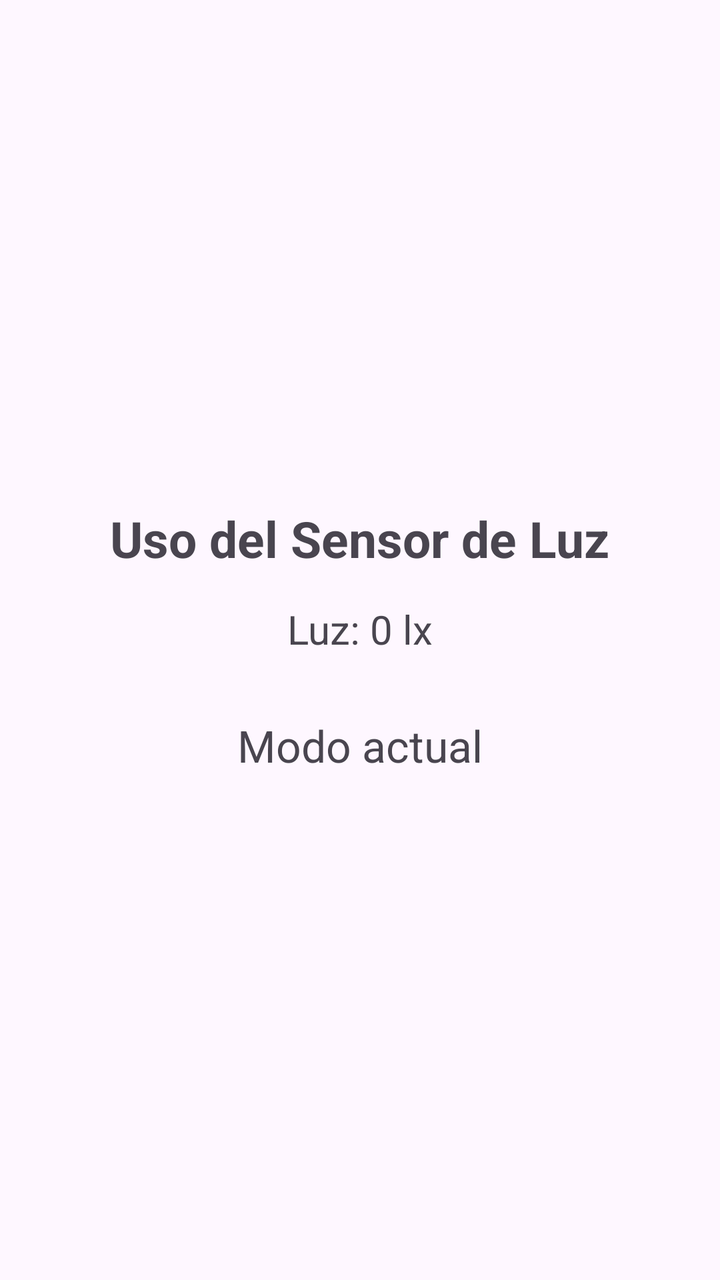
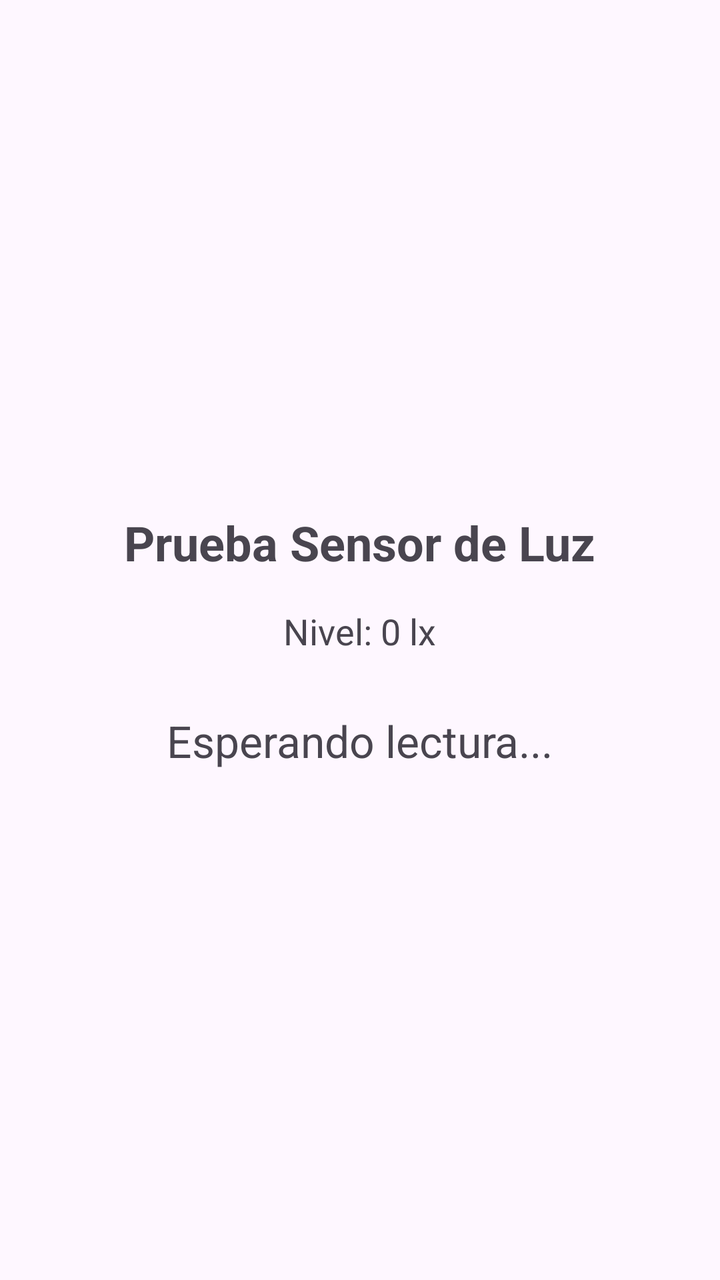

Before-and-after screenshots of an Android layout around one commit, followed by the original layout XML and the change that was made.
<!-- AndroidManifest.xml: application theme Theme.Sensor_Dinamico -->
<!-- res/layout/activity_main.xml -->
<?xml version="1.0" encoding="utf-8"?>
<androidx.constraintlayout.widget.ConstraintLayout xmlns:android="http://schemas.android.com/apk/res/android"
    xmlns:app="http://schemas.android.com/apk/res-auto"
    xmlns:tools="http://schemas.android.com/tools"
    android:id="@+id/main"
    android:layout_width="match_parent"
    android:layout_height="match_parent"
    tools:context=".MainActivity">

    <LinearLayout
        android:id="@+id/LayoutColor"
        android:layout_width="match_parent"
        android:layout_height="match_parent"
        android:gravity="center"
        android:orientation="vertical"
        android:padding="20dp">

        <TextView
            android:id="@+id/tvTitulo"
            android:layout_width="wrap_content"
            android:layout_height="wrap_content"
            android:text="Uso del Sensor de Luz"
            android:textStyle="bold"
            android:textSize="25sp" />

        <TextView
            android:id="@+id/tvValores"
            android:layout_width="wrap_content"
            android:layout_height="wrap_content"
            android:layout_marginTop="15dp"
            android:text="Luz: 0 lx"
            android:textSize="20sp" />

        <TextView
            android:id="@+id/tvEstado"
            android:layout_width="wrap_content"
            android:layout_height="wrap_content"
            android:layout_marginTop="30dp"
            android:textSize="22sp"
            android:text="Modo actual" />

    </LinearLayout>

</androidx.constraintlayout.widget.ConstraintLayout>
<!-- resources referenced by this layout -->
<resources>
  <style name="Theme.Sensor_Dinamico" parent="Base.Theme.Sensor_Dinamico" />
  <style name="Base.Theme.Sensor_Dinamico" parent="Theme.Material3.DayNight.NoActionBar">
          
          
      </style>
</resources>

<!-- the commit's change to res/layout/activity_main.xml (unified diff, before → after) -->
@@ -8,7 +8,7 @@
     tools:context=".MainActivity">
 
     <LinearLayout
-        android:id="@+id/LayoutColor"
+        android:id="@+id/layoutFondo"
         android:layout_width="match_parent"
         android:layout_height="match_parent"
         android:gravity="center"
@@ -19,25 +19,25 @@
             android:id="@+id/tvTitulo"
             android:layout_width="wrap_content"
             android:layout_height="wrap_content"
-            android:text="Uso del Sensor de Luz"
+            android:text="Prueba Sensor de Luz"
             android:textStyle="bold"
-            android:textSize="25sp" />
+            android:textSize="24sp" />
 
         <TextView
             android:id="@+id/tvValores"
             android:layout_width="wrap_content"
             android:layout_height="wrap_content"
-            android:layout_marginTop="15dp"
-            android:text="Luz: 0 lx"
-            android:textSize="20sp" />
+            android:layout_marginTop="16dp"
+            android:text="Nivel: 0 lx"
+            android:textSize="18sp" />
 
         <TextView
             android:id="@+id/tvEstado"
             android:layout_width="wrap_content"
             android:layout_height="wrap_content"
-            android:layout_marginTop="30dp"
-            android:textSize="22sp"
-            android:text="Modo actual" />
+            android:layout_marginTop="28dp"
+            android:text="Esperando lectura..."
+            android:textSize="22sp" />
 
     </LinearLayout>
 
